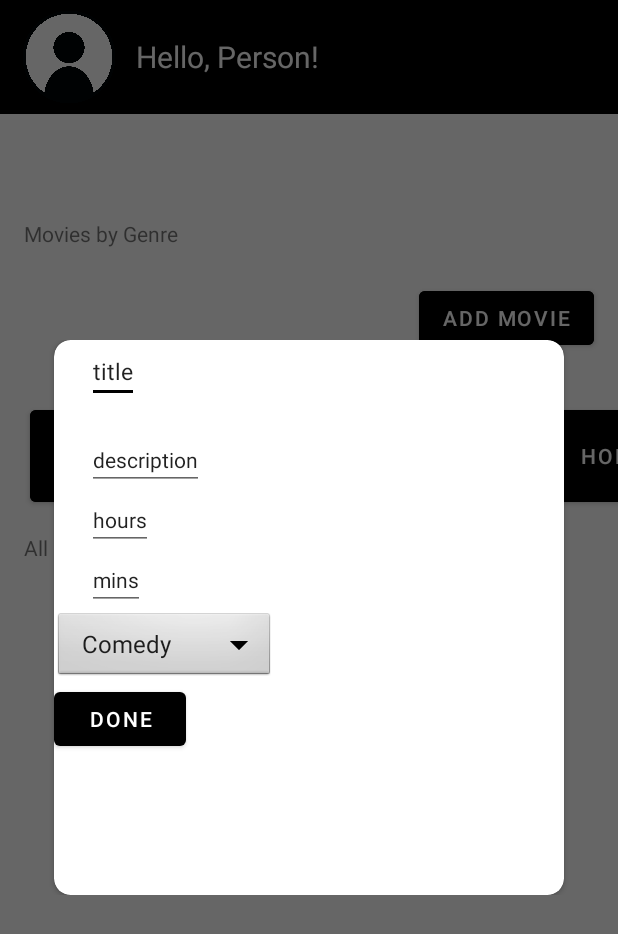
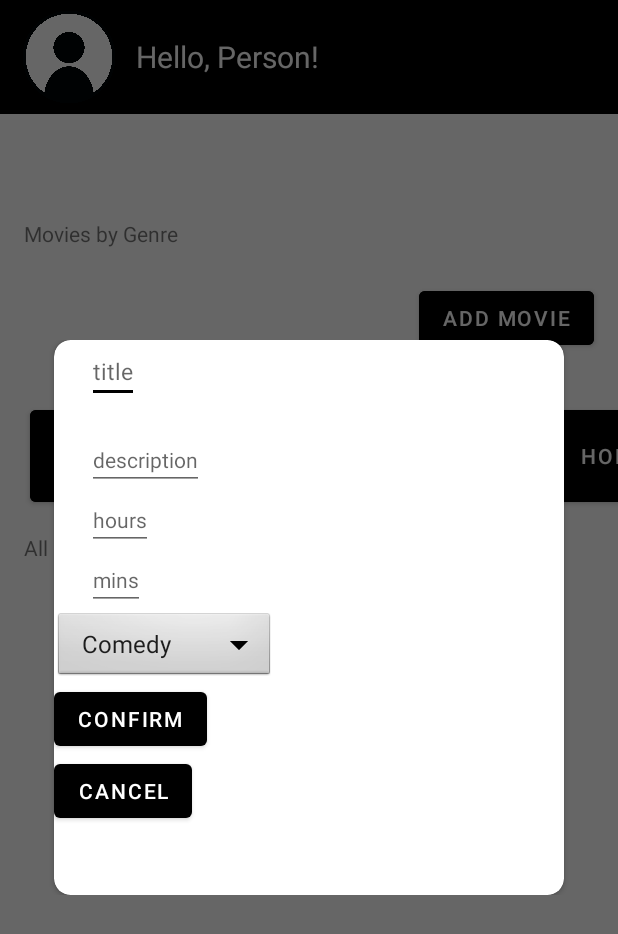
Before and after one commit to Its-Kena/Final-Project---Mhabit, an Android app: the screen it shows after launch (MainActivity), after a tap on "ADD MOVIE", on a phone screen of 412 x 824 dp. Shown: the top 934 px of the screen. Run offline under Robolectric (Android 15) with nearby library versions, the phone set to English and light mode, and no system bars; our stand-ins replace Room's generated code; libraries missing offline, so code that uses them is left out: it.xabaras.android.

Commit message:
fixed addmovie error
also made cancel button and added scrollbar to mhabit_home all movies recyclerview

```diff
--- a/app/src/main/java/activities/MovieDetailActivity.kt
+++ b/app/src/main/java/activities/MovieDetailActivity.kt
@@ -119,6 +119,7 @@ class MovieDetailActivity() : AppCompatActivity() {
                     movieItem?.WatchAgain = watchagain
 
                     updateMovie()
+                    finish()
                 }
 
             }
--- a/app/src/main/java/entities/ViewDialog.kt
+++ b/app/src/main/java/entities/ViewDialog.kt
@@ -19,7 +19,7 @@ import kotlin.coroutines.coroutineContext
 
 
 class ViewDialog(context: Context) {
-    private lateinit var movieDb : MovieDatabase
+    private lateinit var movieDb: MovieDatabase
     var mContext = context
 
 
@@ -28,7 +28,8 @@ class ViewDialog(context: Context) {
 
         movieDb = MovieDatabase.getDatabase(mContext as MainActivity, GlobalScope)
 
-        val genres = arrayOf("Comedy", "Thriller", "Animated", "Horror", "Romance", "Action", "Other")
+        val genres =
+            arrayOf("Comedy", "Thriller", "Animated", "Horror", "Romance", "Action", "Other")
 
         val genreList = genres.toMutableList()
 
@@ -50,7 +51,12 @@ class ViewDialog(context: Context) {
 
         spinner.onItemSelectedListener = object : AdapterView.OnItemSelectedListener {
 
-            override fun onItemSelected(parent: AdapterView<*>, view: View, position: Int, id: Long) {
+            override fun onItemSelected(
+                parent: AdapterView<*>,
+                view: View,
+                position: Int,
+                id: Long
+            ) {
                 genre = position
             }
 
@@ -61,6 +67,13 @@ class ViewDialog(context: Context) {
 
         val doneButton = dialog.findViewById<Button>(R.id.doneAdding)
 
+
+        var dialogTitle = dialog.findViewById<EditText>(R.id.title)
+        var dialogDescription = dialog.findViewById<EditText>(R.id.description)
+        var dialogHours = dialog.findViewById<EditText>(R.id.hours)
+        var dialogMinutes = dialog.findViewById<EditText>(R.id.mins)
+
+
         //when done button is clicked
         doneButton.setOnClickListener {
             //set the variables to whatever the user input is
@@ -69,10 +82,17 @@ class ViewDialog(context: Context) {
             var hours = dialog.findViewById<EditText>(R.id.hours).text.toString()
             var minutes = dialog.findViewById<EditText>(R.id.mins).text.toString()
 
+            if (isEmpty(dialogTitle)|| isEmpty(dialogDescription)  ||
+                isEmpty((dialogHours)) || isEmpty(dialogMinutes)
+            ) {
+                doneButton.isEnabled = false
+                doneButton.isClickable = false
+            } else {
                 //create a new movie object with those variables
                 val movie = Movie(
                     title, description, genre, hours.toInt(), minutes.toInt(), 0f, null, null, null
                 )
+
 
                 // add movie to database
                 GlobalScope.launch(Dispatchers.IO) {
@@ -81,8 +101,20 @@ class ViewDialog(context: Context) {
                 }
 
                 dialog.dismiss() //closes the dialog box
-                //activity!!.finish() <-- can possibly remove this altogether. it causes the app to crash.
             }
+            }
+
+        //cancel button
+        val cancelButton = dialog.findViewById<Button>(R.id.cancel)
+
+        cancelButton.setOnClickListener {
+            dialog.dismiss()
+        }
+
         dialog.show()
     }
+
+    private fun isEmpty(etText: EditText): Boolean {
+        return etText.text.toString().trim().isEmpty()
     }
+}
--- a/app/src/main/res/layout/add_movie.xml
+++ b/app/src/main/res/layout/add_movie.xml
@@ -31,7 +31,7 @@
                 android:layout_height="wrap_content"
                 android:layout_marginLeft="22dp"
                 android:layout_marginRight="12dp"
-                android:text="title"
+                android:hint="title"
                 android:textSize="15dp"
                 tools:ignore="HardcodedText,RtlHardcoded,SpUsage">
             </EditText>
@@ -45,9 +45,9 @@
                 android:layout_marginLeft="22dp"
                 android:layout_marginTop="18dp"
                 android:layout_marginRight="12dp"
-                android:text="description"
+                android:hint="description"
                 android:textSize="14dp"
-                tools:ignore="HardcodedText,RtlHardcoded,SpUsage"></EditText>
+                tools:ignore="HardcodedText,RtlHardcoded,SpUsage"/>
 
             <EditText
                 android:id="@+id/hours"
@@ -55,9 +55,10 @@
                 android:layout_height="wrap_content"
                 android:layout_marginLeft="22dp"
                 android:layout_marginRight="12dp"
-                android:text="hours"
+                android:hint="hours"
+                android:inputType="number"
                 android:textSize="14dp"
-                tools:ignore="HardcodedText,RtlHardcoded,SpUsage"></EditText>
+                tools:ignore="HardcodedText,RtlHardcoded,SpUsage"/>
 
             <EditText
                 android:id="@+id/mins"
@@ -65,9 +66,10 @@
                 android:layout_height="wrap_content"
                 android:layout_marginLeft="22dp"
                 android:layout_marginRight="12dp"
-                android:text="mins"
+                android:hint="mins"
+                android:inputType="number"
                 android:textSize="14dp"
-                tools:ignore="HardcodedText,RtlHardcoded,SpUsage"></EditText>
+                tools:ignore="HardcodedText,RtlHardcoded,SpUsage"/>
 
 
 
@@ -82,10 +84,15 @@
                 android:id="@+id/doneAdding"
                 android:layout_height="wrap_content"
                 android:layout_width="wrap_content"
-                android:text="Done">
+                android:text="Confirm"/>
+
+            <Button
+                android:id="@+id/cancel"
+                android:layout_height="wrap_content"
+                android:layout_width="wrap_content"
+                android:text="Cancel"/>
 
 
-            </Button>
 
 
         </LinearLayout>
--- a/app/src/main/res/layout/mhabit_home.xml
+++ b/app/src/main/res/layout/mhabit_home.xml
@@ -164,9 +164,14 @@
 
     <androidx.recyclerview.widget.RecyclerView
         android:id="@+id/all_movies"
-        android:layout_width="409dp"
+        android:layout_width="wrap_content"
         android:layout_height="315dp"
         android:layout_marginTop="240dp"
+        android:background="@color/white"
+        android:scrollbars="vertical"
+        android:fadeScrollbars="true"
+        android:scrollbarThumbVertical="@android:color/black"
+        android:scrollbarStyle="insideInset"
         app:layout_constraintBottom_toBottomOf="parent"
         app:layout_constraintEnd_toEndOf="parent"
         app:layout_constraintHorizontal_bias="0.0"
```
Also changed, not shown: app/src/main/res/layout/movie_detail_activity.xml (+10 -5 lines). Lines whose indentation alone changed are shown as unchanged.
